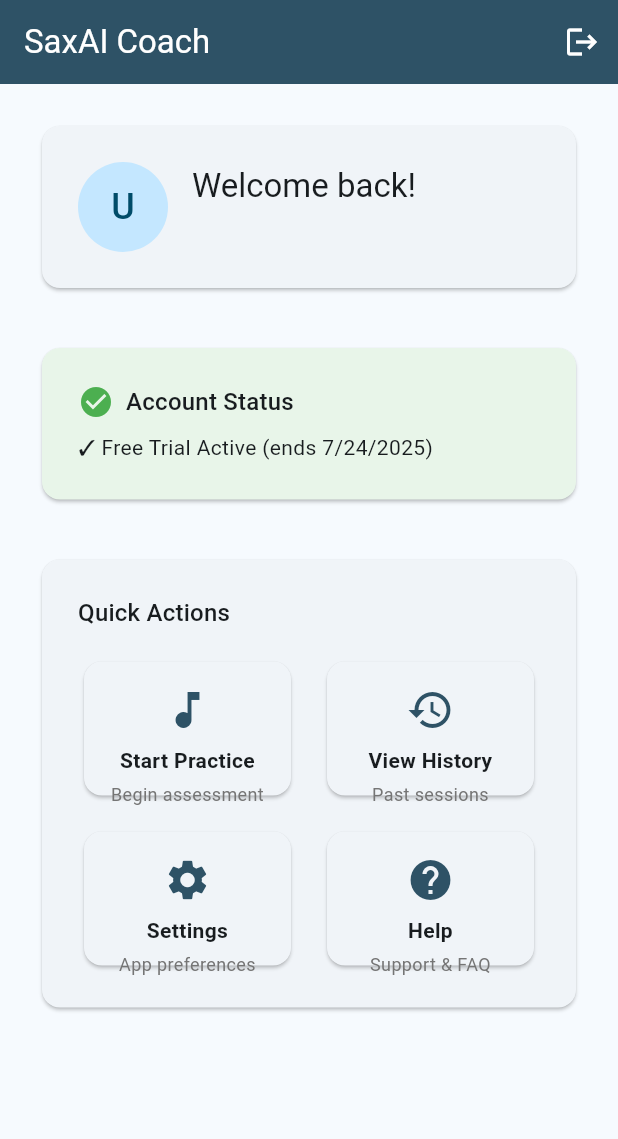
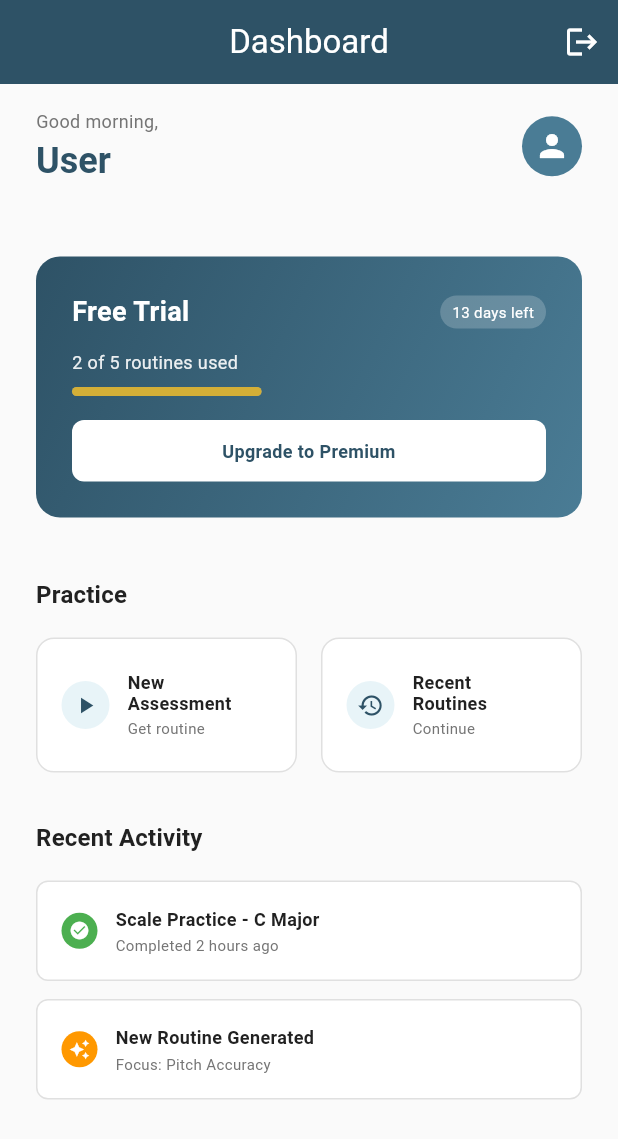
Before and after one commit to sangyum/sax-buddy-flutter, a Flutter app: the screen it shows once a user with an empty profile is signed in, on a phone screen of 412 x 824 dp. Shown: the top 1139 px of the screen. Run offline on Flutter 3.47's test engine with Material 3 defaults, Android fonts, the phone set to English and light mode, and no system bars; our stand-ins replace cloud_firestore, firebase_auth, firebase_core, flutter_dotenv, logger; accounts and stored records are empty; network calls fail.

Commit message:
Reimplemented dashboard to closer to UI mockup

```diff
--- a/lib/features/dashboard/dashboard_screen.dart
+++ b/lib/features/dashboard/dashboard_screen.dart
@@ -4,6 +4,7 @@ import '../auth/providers/auth_provider.dart';
 import 'widgets/welcome_section.dart';
 import 'widgets/subscription_status.dart';
 import 'widgets/quick_actions.dart';
+import 'widgets/recent_activity.dart';
 
 class DashboardScreen extends StatelessWidget {
   const DashboardScreen({super.key});
@@ -11,10 +12,12 @@ class DashboardScreen extends StatelessWidget {
   @override
   Widget build(BuildContext context) {
     return Scaffold(
+      backgroundColor: const Color(0xFFFAFAFA),
       appBar: AppBar(
-        title: const Text('SaxAI Coach'),
+        title: const Text('Dashboard'),
         backgroundColor: const Color(0xFF2E5266),
         foregroundColor: Colors.white,
+        centerTitle: true,
         actions: [
           IconButton(
             icon: const Icon(Icons.logout),
@@ -33,15 +36,17 @@ class DashboardScreen extends StatelessWidget {
           }
 
           return SingleChildScrollView(
-            padding: const EdgeInsets.all(24.0),
             child: Column(
               crossAxisAlignment: CrossAxisAlignment.start,
               children: [
                 WelcomeSection(user: user),
-                const SizedBox(height: 32),
+                const SizedBox(height: 24),
                 SubscriptionStatus(user: user),
                 const SizedBox(height: 32),
                 const QuickActions(),
+                const SizedBox(height: 32),
+                const RecentActivity(),
+                const SizedBox(height: 24),
               ],
             ),
           );
--- a/lib/features/dashboard/widgets/quick_actions.dart
+++ b/lib/features/dashboard/widgets/quick_actions.dart
@@ -1,58 +1,122 @@
 import 'package:flutter/material.dart';
-import 'action_card.dart';
 
 class QuickActions extends StatelessWidget {
   const QuickActions({super.key});
 
   @override
   Widget build(BuildContext context) {
-    return Card(
-      child: Padding(
-        padding: const EdgeInsets.all(24.0),
+    return Padding(
+      padding: const EdgeInsets.symmetric(horizontal: 24.0),
       child: Column(
         crossAxisAlignment: CrossAxisAlignment.start,
         children: [
           Text(
-              'Quick Actions',
-              style: Theme.of(context).textTheme.titleMedium,
+            'Practice',
+            style: Theme.of(context).textTheme.titleMedium?.copyWith(
+              fontWeight: FontWeight.w600,
+              color: const Color(0xFF212121),
+            ),
           ),
           const SizedBox(height: 16),
-            GridView.count(
-              shrinkWrap: true,
-              physics: const NeverScrollableScrollPhysics(),
-              crossAxisCount: 2,
-              mainAxisSpacing: 16,
-              crossAxisSpacing: 16,
-              childAspectRatio: 1.5,
+          Row(
             children: [
-                ActionCard(
-                  icon: Icons.music_note,
-                  title: 'Start Practice',
-                  subtitle: 'Begin assessment',
+              Expanded(
+                child: _PracticeCard(
+                  icon: Icons.play_arrow,
+                  title: 'New\nAssessment',
+                  subtitle: 'Get routine',
                   onTap: () {},
                 ),
-                ActionCard(
+              ),
+              const SizedBox(width: 16),
+              Expanded(
+                child: _PracticeCard(
                   icon: Icons.history,
-                  title: 'View History',
-                  subtitle: 'Past sessions',
+                  title: 'Recent\nRoutines',
+                  subtitle: 'Continue',
                   onTap: () {},
                 ),
-                ActionCard(
-                  icon: Icons.settings,
-                  title: 'Settings',
-                  subtitle: 'App preferences',
-                  onTap: () {},
-                ),
-                ActionCard(
-                  icon: Icons.help,
-                  title: 'Help',
-                  subtitle: 'Support & FAQ',
-                  onTap: () {},
               ),
             ],
           ),
         ],
       ),
+    );
+  }
+}
+
+class _PracticeCard extends StatelessWidget {
+  final IconData icon;
+  final String title;
+  final String subtitle;
+  final VoidCallback onTap;
+
+  const _PracticeCard({
+    required this.icon,
+    required this.title,
+    required this.subtitle,
+    required this.onTap,
+  });
+
+  @override
+  Widget build(BuildContext context) {
+    return Container(
+      height: 90,
+      decoration: BoxDecoration(
+        color: Colors.white,
+        borderRadius: BorderRadius.circular(12),
+        border: Border.all(color: const Color(0xFFE0E0E0)),
+      ),
+      child: InkWell(
+        onTap: onTap,
+        borderRadius: BorderRadius.circular(12),
+        child: Padding(
+          padding: const EdgeInsets.all(16.0),
+          child: Row(
+            crossAxisAlignment: CrossAxisAlignment.center,
+            children: [
+              Container(
+                width: 32,
+                height: 32,
+                decoration: const BoxDecoration(
+                  color: Color(0xFFE8F4F8),
+                  shape: BoxShape.circle,
+                ),
+                child: Icon(
+                  icon,
+                  size: 18,
+                  color: const Color(0xFF2E5266),
+                ),
+              ),
+              const SizedBox(width: 12),
+              Expanded(
+                child: Column(
+                  crossAxisAlignment: CrossAxisAlignment.start,
+                  mainAxisAlignment: MainAxisAlignment.center,
+                  children: [
+                    Text(
+                      title,
+                      style: const TextStyle(
+                        fontSize: 12,
+                        fontWeight: FontWeight.w600,
+                        color: Color(0xFF212121),
+                        height: 1.2,
+                      ),
+                    ),
+                    const SizedBox(height: 2),
+                    Text(
+                      subtitle,
+                      style: const TextStyle(
+                        fontSize: 10,
+                        color: Color(0xFF757575),
+                      ),
+                    ),
+                  ],
+                ),
+              ),
+            ],
+          ),
+        ),
       ),
     );
   }
--- /dev/null
+++ b/lib/features/dashboard/widgets/recent_activity.dart
@@ -0,0 +1,105 @@
+import 'package:flutter/material.dart';
+
+class RecentActivity extends StatelessWidget {
+  const RecentActivity({super.key});
+
+  @override
+  Widget build(BuildContext context) {
+    return Padding(
+      padding: const EdgeInsets.symmetric(horizontal: 24.0),
+      child: Column(
+        crossAxisAlignment: CrossAxisAlignment.start,
+        children: [
+          Text(
+            'Recent Activity',
+            style: Theme.of(context).textTheme.titleMedium?.copyWith(
+              fontWeight: FontWeight.w600,
+              color: const Color(0xFF212121),
+            ),
+          ),
+          const SizedBox(height: 16),
+          _ActivityItem(
+            icon: Icons.check_circle,
+            iconColor: const Color(0xFF4CAF50),
+            title: 'Scale Practice - C Major',
+            subtitle: 'Completed 2 hours ago',
+          ),
+          const SizedBox(height: 12),
+          _ActivityItem(
+            icon: Icons.auto_awesome,
+            iconColor: const Color(0xFFFF9800),
+            title: 'New Routine Generated',
+            subtitle: 'Focus: Pitch Accuracy',
+          ),
+        ],
+      ),
+    );
+  }
+}
+
+class _ActivityItem extends StatelessWidget {
+  final IconData icon;
+  final Color iconColor;
+  final String title;
+  final String subtitle;
+
+  const _ActivityItem({
+    required this.icon,
+    required this.iconColor,
+    required this.title,
+    required this.subtitle,
+  });
+
+  @override
+  Widget build(BuildContext context) {
+    return Container(
+      padding: const EdgeInsets.all(16.0),
+      decoration: BoxDecoration(
+        color: Colors.white,
+        borderRadius: BorderRadius.circular(8),
+        border: Border.all(color: const Color(0xFFE0E0E0)),
+      ),
+      child: Row(
+        children: [
+          Container(
+            width: 24,
+            height: 24,
+            decoration: BoxDecoration(
+              color: iconColor,
+              shape: BoxShape.circle,
+            ),
+            child: Icon(
+              icon,
+              size: 14,
+              color: Colors.white,
+            ),
+          ),
+          const SizedBox(width: 12),
+          Expanded(
+            child: Column(
+              crossAxisAlignment: CrossAxisAlignment.start,
+              children: [
+                Text(
+                  title,
+                  style: const TextStyle(
+                    fontSize: 12,
+                    fontWeight: FontWeight.w600,
+                    color: Color(0xFF212121),
+                  ),
+                ),
+                const SizedBox(height: 2),
+                Text(
+                  subtitle,
+                  style: const TextStyle(
+                    fontSize: 10,
+                    color: Color(0xFF757575),
+                  ),
+                ),
+              ],
+            ),
+          ),
+        ],
+      ),
+    );
+  }
+}
--- a/lib/features/dashboard/widgets/subscription_status.dart
+++ b/lib/features/dashboard/widgets/subscription_status.dart
@@ -11,43 +11,147 @@ class SubscriptionStatus extends StatelessWidget {
 
   @override
   Widget build(BuildContext context) {
-    final hasAccess = user.hasAccess;
     final isTrialActive = user.isTrialActive;
 
-    return Card(
-      color: hasAccess ? Colors.green.shade50 : Colors.orange.shade50,
+    // Calculate trial progress (assuming 14-day trial)
+    final trialDaysRemaining = user.trialEndsAt != null
+        ? user.trialEndsAt!.difference(DateTime.now()).inDays
+        : 0;
+
+    // Mock routine usage (2 of 5 routines used)
+    final routinesUsed = 2;
+    final totalRoutines = 5;
+    final routineProgress = routinesUsed / totalRoutines;
+
+    return Container(
+      margin: const EdgeInsets.symmetric(horizontal: 24.0, vertical: 8.0),
+      decoration: BoxDecoration(
+        borderRadius: BorderRadius.circular(16),
+        gradient: const LinearGradient(
+          begin: Alignment.topLeft,
+          end: Alignment.bottomRight,
+          colors: [
+            Color(0xFF2E5266),
+            Color(0xFF4A7C95),
+          ],
+        ),
+      ),
       child: Padding(
         padding: const EdgeInsets.all(24.0),
         child: Column(
           crossAxisAlignment: CrossAxisAlignment.start,
           children: [
             Row(
+              mainAxisAlignment: MainAxisAlignment.spaceBetween,
               children: [
-                Icon(
-                  hasAccess ? Icons.check_circle : Icons.warning,
-                  color: hasAccess ? Colors.green : Colors.orange,
+                Text(
+                  user.hasActiveSubscription ? 'Premium' : 'Free Trial',
+                  style: const TextStyle(
+                    color: Colors.white,
+                    fontSize: 18,
+                    fontWeight: FontWeight.w600,
+                  ),
                 ),
-                const SizedBox(width: 8),
-                Text(
-                  'Account Status',
-                  style: Theme.of(context).textTheme.titleMedium,
-                ),
+                if (isTrialActive)
+                  Container(
+                    padding: const EdgeInsets.symmetric(horizontal: 8, vertical: 4),
+                    decoration: BoxDecoration(
+                      color: Colors.white.withValues(alpha: 0.2),
+                      borderRadius: BorderRadius.circular(12),
+                    ),
+                    child: Text(
+                      '$trialDaysRemaining days left',
+                      style: const TextStyle(
+                        color: Colors.white,
+                        fontSize: 10,
+                      ),
+                    ),
+                  ),
               ],
             ),
-            const SizedBox(height: 8),
-            if (user.hasActiveSubscription)
-              const Text('✓ Active Subscription')
-            else if (isTrialActive)
-              Text('✓ Free Trial Active${user.trialEndsAt != null ? ' (ends ${_formatDate(user.trialEndsAt!)})' : ''}')
-            else
-              const Text('⚠ Trial Expired - Upgrade to continue'),
+            const SizedBox(height: 12),
+            if (isTrialActive) ...[
+              Text(
+                '$routinesUsed of $totalRoutines routines used',
+                style: TextStyle(
+                  color: Colors.white.withValues(alpha: 0.9),
+                  fontSize: 12,
+                ),
+              ),
+              const SizedBox(height: 8),
+              Container(
+                height: 6,
+                decoration: BoxDecoration(
+                  color: Colors.white.withValues(alpha: 0.3),
+                  borderRadius: BorderRadius.circular(3),
+                ),
+                child: FractionallySizedBox(
+                  widthFactor: routineProgress,
+                  child: Container(
+                    decoration: BoxDecoration(
+                      color: const Color(0xFFD4AF37),
+                      borderRadius: BorderRadius.circular(3),
+                    ),
+                  ),
+                ),
+              ),
+              const SizedBox(height: 16),
+              Container(
+                width: double.infinity,
+                padding: const EdgeInsets.symmetric(vertical: 12),
+                decoration: BoxDecoration(
+                  color: Colors.white,
+                  borderRadius: BorderRadius.circular(8),
+                ),
+                child: const Text(
+                  'Upgrade to Premium',
+                  textAlign: TextAlign.center,
+                  style: TextStyle(
+                    color: Color(0xFF2E5266),
+                    fontSize: 12,
+                    fontWeight: FontWeight.w600,
+                  ),
+                ),
+              ),
+            ] else if (user.hasActiveSubscription) ...[
+              const Text(
+                'All features unlocked',
+                style: TextStyle(
+                  color: Colors.white,
+                  fontSize: 12,
+                ),
+              ),
+            ] else ...[
+              const Text(
+                'Trial expired - Upgrade to continue',
+                style: TextStyle(
+                  color: Colors.white,
+                  fontSize: 12,
+                ),
+              ),
+              const SizedBox(height: 16),
+              Container(
+                width: double.infinity,
+                padding: const EdgeInsets.symmetric(vertical: 12),
+                decoration: BoxDecoration(
+                  color: Colors.white,
+                  borderRadius: BorderRadius.circular(8),
+                ),
+                child: const Text(
+                  'Upgrade Now',
+                  textAlign: TextAlign.center,
+                  style: TextStyle(
+                    color: Color(0xFF2E5266),
+                    fontSize: 12,
+                    fontWeight: FontWeight.w600,
+                  ),
+                ),
+              ),
+            ],
           ],
         ),
       ),
     );
   }
 
-  String _formatDate(DateTime date) {
-    return '${date.month}/${date.day}/${date.year}';
-  }
 }
--- a/lib/features/dashboard/widgets/welcome_section.dart
+++ b/lib/features/dashboard/widgets/welcome_section.dart
@@ -11,46 +11,48 @@ class WelcomeSection extends StatelessWidget {
 
   @override
   Widget build(BuildContext context) {
-    return Card(
-      child: Padding(
-        padding: const EdgeInsets.all(24.0),
+    return Padding(
+      padding: const EdgeInsets.symmetric(horizontal: 24.0, vertical: 16.0),
       child: Row(
+        mainAxisAlignment: MainAxisAlignment.spaceBetween,
         children: [
+          Column(
+            crossAxisAlignment: CrossAxisAlignment.start,
+            children: [
+              Text(
+                'Good morning,',
+                style: Theme.of(context).textTheme.bodyMedium?.copyWith(
+                  color: Colors.grey[600],
+                  fontSize: 12,
+                ),
+              ),
+              const SizedBox(height: 2),
+              Text(
+                user.displayName.isNotEmpty
+                    ? user.displayName.split(' ').first
+                    : 'User',
+                style: Theme.of(context).textTheme.headlineSmall?.copyWith(
+                  fontWeight: FontWeight.w600,
+                  color: const Color(0xFF2E5266),
+                ),
+              ),
+            ],
+          ),
           CircleAvatar(
-              radius: 30,
+            radius: 20,
+            backgroundColor: const Color(0xFF4A7C95),
             backgroundImage: user.photoURL != null
                 ? NetworkImage(user.photoURL!)
                 : null,
             child: user.photoURL == null
-                  ? Text(
-                      user.displayName.isNotEmpty
-                          ? user.displayName[0].toUpperCase()
-                          : 'U',
-                      style: const TextStyle(fontSize: 24),
+                ? Icon(
+                    Icons.person,
+                    color: Colors.white,
+                    size: 24,
                   )
                 : null,
           ),
-            const SizedBox(width: 16),
-            Expanded(
-              child: Column(
-                crossAxisAlignment: CrossAxisAlignment.start,
-                children: [
-                  Text(
-                    'Welcome back!',
-                    style: Theme.of(context).textTheme.titleLarge,
-                  ),
-                  const SizedBox(height: 4),
-                  Text(
-                    user.displayName.isNotEmpty
-                        ? user.displayName
-                        : user.email,
-                    style: Theme.of(context).textTheme.titleMedium,
-                  ),
         ],
-              ),
-            ),
-          ],
-        ),
       ),
     );
   }
```
Lines whose indentation alone changed are shown as unchanged.
